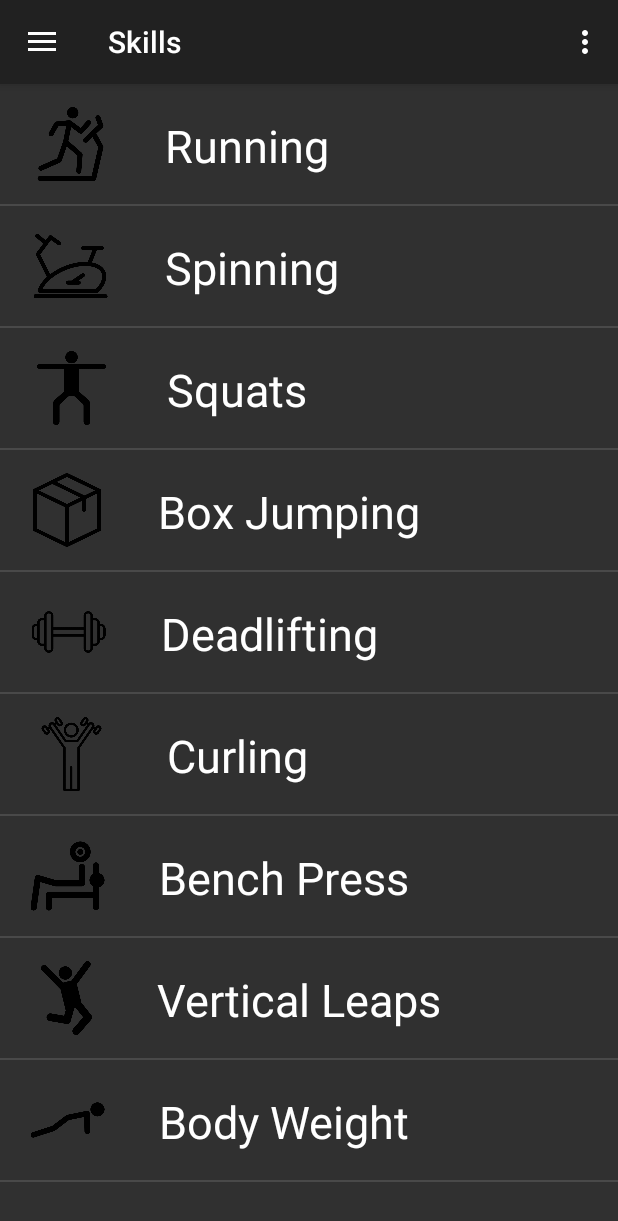
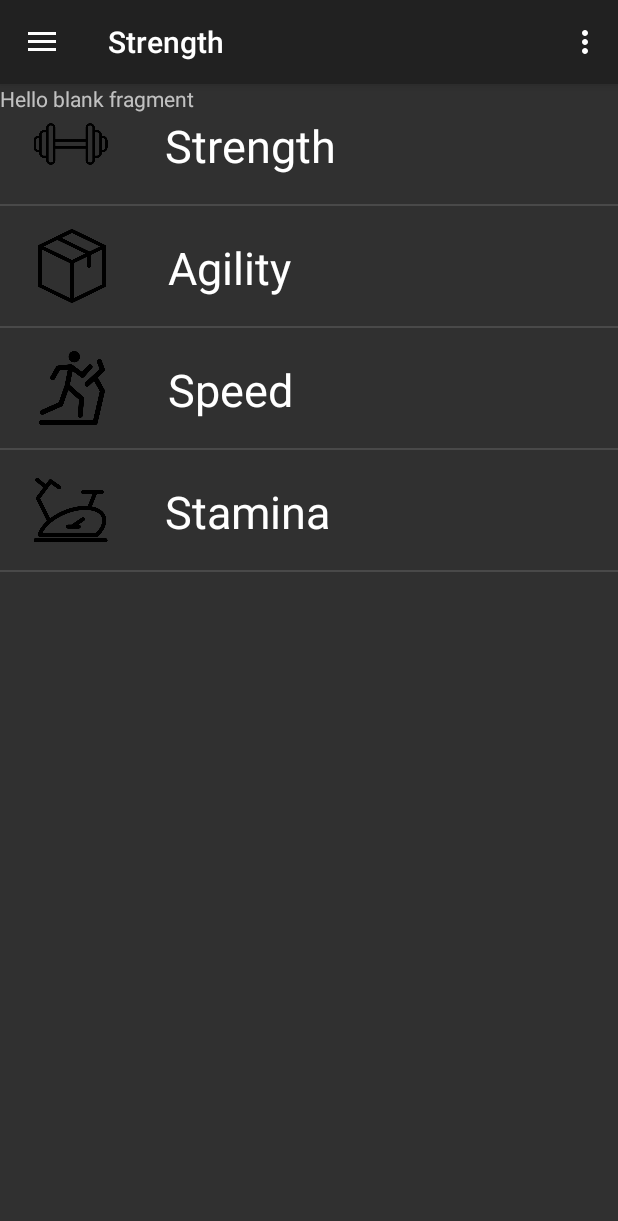
Before and after one commit to NilsBacke/Ursa, an Android app: the fragment SkillsFragment placed in its activity, in the options menu, after a tap on "Settings", on a phone screen of 412 x 824 dp. Shown: the top 1221 px of the screen. Run offline under Robolectric (Android 15) with nearby library versions, the phone set to English and light mode, and no system bars; 4 statements that could not run were skipped.

Commit message:
feed almost working

```diff
--- /dev/null
+++ b/ParseStarterProject/src/main/java/com/parse/starter/FourPillarsFragments/StrengthFragment.java
@@ -0,0 +1,43 @@
+package com.parse.starter.FourPillarsFragments;
+
+import android.content.Context;
+import android.net.Uri;
+import android.os.Bundle;
+import android.support.v4.app.Fragment;
+import android.view.LayoutInflater;
+import android.view.View;
+import android.view.ViewGroup;
+import android.widget.TextView;
+
+import com.parse.ParseUser;
+import com.parse.starter.MainFragments.HomeFragment;
+import com.parse.starter.R;
+
+public class StrengthFragment extends Fragment {
+    private static String title = "Strength";
+
+    public static Fragment newInstance(Context context) {
+        StrengthFragment f = new StrengthFragment();
+        return f;
+    }
+
+    @Override
+    public void onCreate(Bundle savedInstanceState) {
+        super.onCreate(savedInstanceState);
+    }
+
+    @Override
+    public View onCreateView(LayoutInflater inflater, ViewGroup container,Bundle savedInstanceState) {
+        ViewGroup root = (ViewGroup) inflater.inflate(R.layout.fragment_strength, null);
+        getActivity().setTitle(title);
+
+        TextView scoreText = (TextView) root.findViewById(R.id.myScoreText);
+        try {
+            scoreText.setText(ParseUser.getCurrentUser().get("score").toString());
+        } catch (Exception e) {
+            e.printStackTrace();
+            scoreText.setText("0");
+        }
+        return root;
+    }
+}
--- a/ParseStarterProject/src/main/java/com/parse/starter/MainFragments/SkillsFragment.java
+++ b/ParseStarterProject/src/main/java/com/parse/starter/MainFragments/SkillsFragment.java
@@ -3,7 +3,9 @@ package com.parse.starter.MainFragments;
 import android.content.Context;
 import android.os.Bundle;
 import android.support.v4.app.Fragment;
+import android.support.v4.app.FragmentTransaction;
 import android.support.v7.widget.DividerItemDecoration;
+import android.support.v7.widget.GridLayoutManager;
 import android.support.v7.widget.LinearLayoutManager;
 import android.support.v7.widget.RecyclerView;
 import android.util.Log;
@@ -11,6 +13,10 @@ import android.view.LayoutInflater;
 import android.view.View;
 import android.view.ViewGroup;
 
+import com.parse.starter.FourPillarsFragments.AgilityFragment;
+import com.parse.starter.FourPillarsFragments.SpeedFragment;
+import com.parse.starter.FourPillarsFragments.StaminaFragment;
+import com.parse.starter.FourPillarsFragments.StrengthFragment;
 import com.parse.starter.R;
 import com.parse.starter.SkillsRecyclerViewAdapter;
 
@@ -41,15 +47,10 @@ public class SkillsFragment extends Fragment {
 
         // For images, see licensing info in raw
         ArrayList<DataObject> list = new ArrayList<>();
-        list.add(new DataObject("Running", R.drawable.running));
-        list.add(new DataObject("Spinning", R.drawable.spinning));
-        list.add(new DataObject("Squats", R.drawable.squats));
-        list.add(new DataObject("Box Jumping", R.drawable.boxjumping));
-        list.add(new DataObject("Deadlifting", R.drawable.deadlifting));
-        list.add(new DataObject("Curling", R.drawable.curling));
-        list.add(new DataObject("Bench Press", R.drawable.benchpress));
-        list.add(new DataObject("Vertical Leaps", R.drawable.verticalleaps));
-        list.add(new DataObject("Body Weight", R.drawable.bodyweight));
+        list.add(new DataObject("Strength", R.drawable.deadlifting));
+        list.add(new DataObject("Agility", R.drawable.boxjumping));
+        list.add(new DataObject("Speed", R.drawable.running));
+        list.add(new DataObject("Stamina", R.drawable.spinning));
 
         mRecyclerView = (RecyclerView) root.findViewById(R.id.skillsRecyclerView);
         mRecyclerView.setHasFixedSize(true);
@@ -70,6 +71,30 @@ public class SkillsFragment extends Fragment {
             @Override
             public void onItemClick(int position, View v) {
                 Log.i("Skills", " Clicked on Item " + position);
+
+                Fragment fragment = null;
+
+                switch (position) {
+                    case 0:
+                        fragment = new StrengthFragment();
+                        break;
+                    case 1:
+                        fragment = new AgilityFragment();
+                        break;
+                    case 2:
+                        fragment = new SpeedFragment();
+                        break;
+                    case 3:
+                        fragment = new StaminaFragment();
+                        break;
+                    default:
+                        break;
+                }
+                if (fragment != null) {
+                    FragmentTransaction ft = getActivity().getSupportFragmentManager().beginTransaction();
+                    ft.replace(R.id.skills_frame, fragment);
+                    ft.commit();
+                }
             }
         });
     }
--- a/ParseStarterProject/src/main/res/layout/fragment_skills.xml
+++ b/ParseStarterProject/src/main/res/layout/fragment_skills.xml
@@ -1,5 +1,6 @@
 <FrameLayout xmlns:android="http://schemas.android.com/apk/res/android"
     xmlns:tools="http://schemas.android.com/tools"
+    android:id="@+id/skills_frame"
     android:layout_width="match_parent"
     android:layout_height="match_parent"
     tools:context="com.parse.starter.MainFragments.SkillsFragment">
--- /dev/null
+++ b/ParseStarterProject/src/main/res/layout/fragment_strength.xml
@@ -0,0 +1,13 @@
+<FrameLayout xmlns:android="http://schemas.android.com/apk/res/android"
+    xmlns:tools="http://schemas.android.com/tools"
+    android:layout_width="match_parent"
+    android:layout_height="match_parent"
+    tools:context="com.parse.starter.FourPillarsFragments.StrengthFragment">
+
+    <!-- TODO: Update blank fragment layout -->
+    <TextView
+        android:layout_width="match_parent"
+        android:layout_height="match_parent"
+        android:text="@string/hello_blank_fragment" />
+
+</FrameLayout>
```
Also changed, not shown: ParseStarterProject/src/main/java/com/parse/starter/FourPillarsFragments/AgilityFragment.java (added, +42 -0 lines), ParseStarterProject/src/main/java/com/parse/starter/FourPillarsFragments/SpeedFragment.java (added, +42 -0 lines), ParseStarterProject/src/main/java/com/parse/starter/FourPillarsFragments/StaminaFragment.java (added, +42 -0 lines), ParseStarterProject/src/main/res/layout/fragment_agility.xml (added, +13 -0 lines), ParseStarterProject/src/main/res/layout/fragment_speed.xml (added, +13 -0 lines), ParseStarterProject/src/main/res/layout/fragment_stamina.xml (added, +13 -0 lines).
